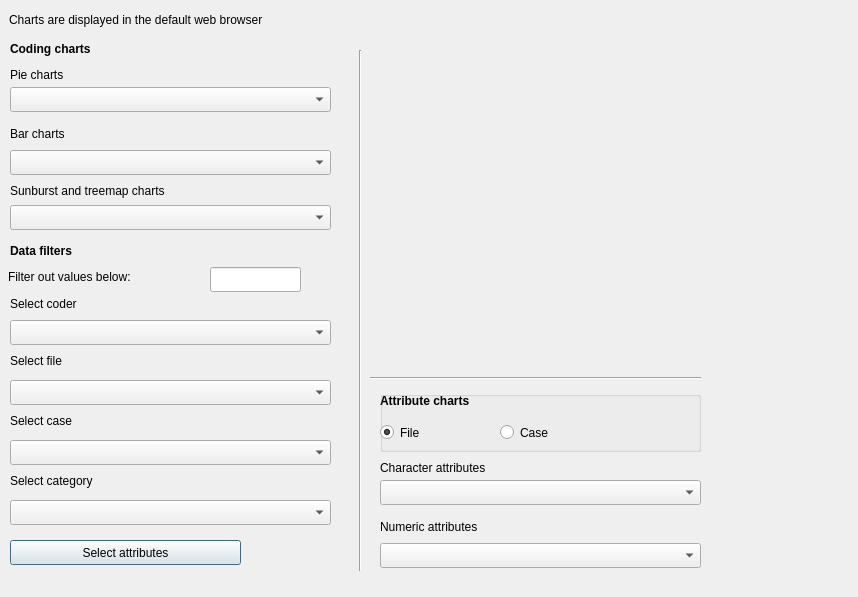
First picture: the form in GUI_UIs/ui_dialog_charts.ui, repository ccbogel/QualCoder, before the edit.
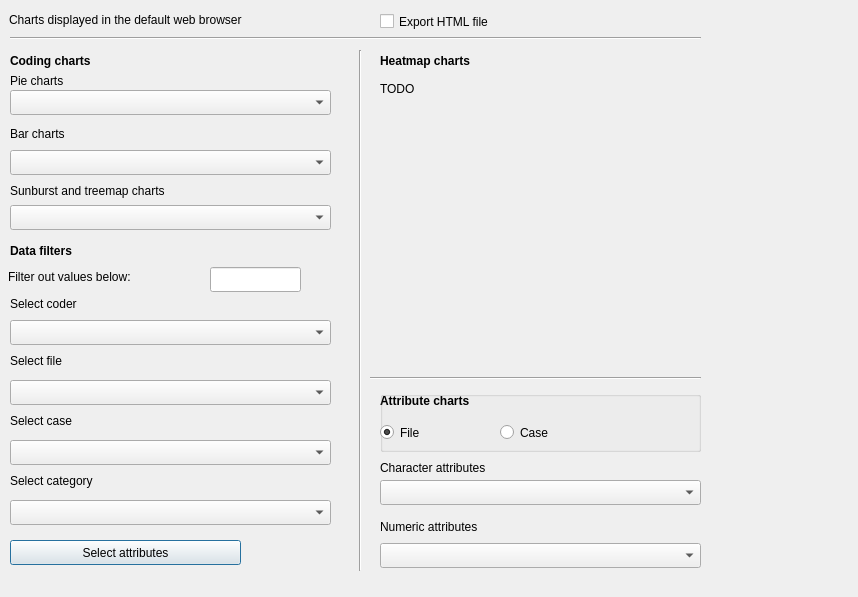
Second picture: the form after the edit.

What changed in the file:
```diff
--- a/GUI_UIs/ui_dialog_charts.ui
+++ b/GUI_UIs/ui_dialog_charts.ui
@@ -18,19 +18,19 @@
     <rect>
      <x>9</x>
      <y>9</y>
-     <width>481</width>
+     <width>341</width>
      <height>22</height>
     </rect>
    </property>
    <property name="text">
-    <string>Charts are displayed in the default web browser</string>
+    <string>Charts displayed in the default web browser</string>
    </property>
   </widget>
   <widget class="QLabel" name="label_pie">
    <property name="geometry">
     <rect>
      <x>10</x>
-     <y>64</y>
+     <y>70</y>
      <width>291</width>
      <height>22</height>
     </rect>
@@ -56,7 +56,7 @@
    <property name="geometry">
     <rect>
      <x>10</x>
-     <y>87</y>
+     <y>90</y>
      <width>321</width>
      <height>25</height>
     </rect>
@@ -237,7 +237,7 @@
    <property name="geometry">
     <rect>
      <x>10</x>
-     <y>38</y>
+     <y>50</y>
      <width>261</width>
      <height>22</height>
     </rect>
@@ -414,6 +414,64 @@
     </property>
    </widget>
   </widget>
+  <widget class="QCheckBox" name="checkBox_export_html">
+   <property name="geometry">
+    <rect>
+     <x>380</x>
+     <y>10</y>
+     <width>201</width>
+     <height>23</height>
+    </rect>
+   </property>
+   <property name="text">
+    <string>Export HTML file</string>
+   </property>
+  </widget>
+  <widget class="QLabel" name="label_chart_options_2">
+   <property name="geometry">
+    <rect>
+     <x>380</x>
+     <y>50</y>
+     <width>261</width>
+     <height>22</height>
+    </rect>
+   </property>
+   <property name="font">
+    <font>
+     <weight>50</weight>
+     <bold>false</bold>
+    </font>
+   </property>
+   <property name="text">
+    <string>&lt;b&gt;Heatmap charts&lt;/b&gt;</string>
+   </property>
+  </widget>
+  <widget class="Line" name="line_3">
+   <property name="geometry">
+    <rect>
+     <x>10</x>
+     <y>30</y>
+     <width>691</width>
+     <height>16</height>
+    </rect>
+   </property>
+   <property name="orientation">
+    <enum>Qt::Horizontal</enum>
+   </property>
+  </widget>
+  <widget class="QLabel" name="label">
+   <property name="geometry">
+    <rect>
+     <x>380</x>
+     <y>80</y>
+     <width>67</width>
+     <height>17</height>
+    </rect>
+   </property>
+   <property name="text">
+    <string>TODO</string>
+   </property>
+  </widget>
  </widget>
  <resources/>
  <connections/>
```
